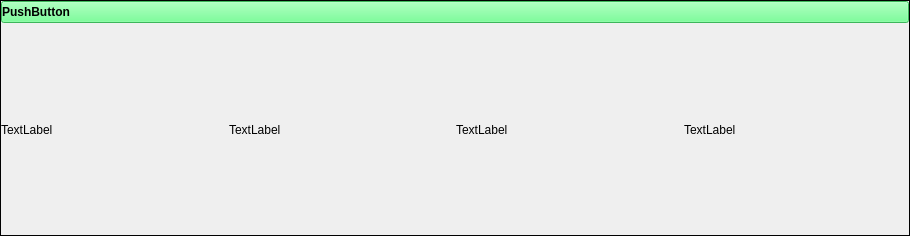
Old version of the form item.ui in the repository zhaohuarong/AVBrowser.
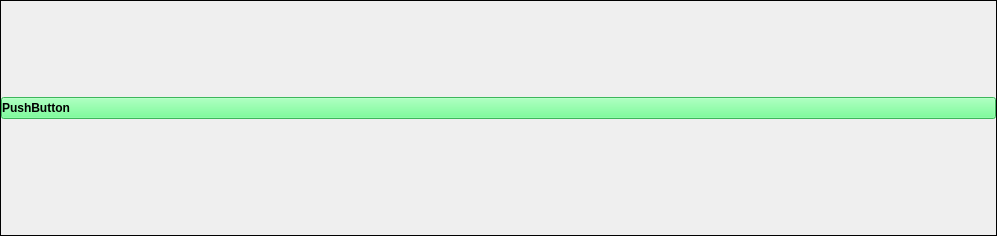
New version of the form.

Commit message: 支持4张缩略图改为支持无限缩略图

Patch:
```diff
--- a/item.ui
+++ b/item.ui
@@ -6,7 +6,7 @@
    <rect>
     <x>0</x>
     <y>0</y>
-    <width>910</width>
+    <width>997</width>
     <height>236</height>
    </rect>
   </property>
@@ -31,7 +31,10 @@
   <property name="frameShadow">
    <enum>QFrame::Plain</enum>
   </property>
-  <layout class="QGridLayout" name="gridLayout">
+  <layout class="QVBoxLayout" name="verticalLayout">
+   <property name="spacing">
+    <number>2</number>
+   </property>
    <property name="leftMargin">
     <number>0</number>
    </property>
@@ -44,10 +47,7 @@
    <property name="bottomMargin">
     <number>0</number>
    </property>
-   <property name="spacing">
-    <number>2</number>
-   </property>
-   <item row="0" column="0" colspan="4">
+   <item>
     <widget class="QPushButton" name="pushButton">
      <property name="font">
       <font>
@@ -70,48 +70,22 @@
      </property>
     </widget>
    </item>
-   <item row="1" column="0">
-    <widget class="QLabel" name="p1">
-     <property name="text">
-      <string>TextLabel</string>
-     </property>
-     <property name="scaledContents">
-      <bool>false</bool>
-     </property>
-    </widget>
-   </item>
-   <item row="1" column="1">
-    <widget class="QLabel" name="p2">
-     <property name="text">
-      <string>TextLabel</string>
-     </property>
-     <property name="scaledContents">
-      <bool>false</bool>
-     </property>
-    </widget>
-   </item>
-   <item row="1" column="2">
-    <widget class="QLabel" name="p3">
-     <property name="frameShape">
-      <enum>QFrame::NoFrame</enum>
-     </property>
-     <property name="text">
-      <string>TextLabel</string>
-     </property>
-     <property name="scaledContents">
-      <bool>false</bool>
-     </property>
-    </widget>
-   </item>
-   <item row="1" column="3">
-    <widget class="QLabel" name="p4">
-     <property name="text">
-      <string>TextLabel</string>
-     </property>
-     <property name="scaledContents">
-      <bool>false</bool>
-     </property>
-    </widget>
+   <item>
+    <layout class="QHBoxLayout" name="imageLayout">
+     <item>
+      <spacer name="horizontalSpacer">
+       <property name="orientation">
+        <enum>Qt::Horizontal</enum>
+       </property>
+       <property name="sizeHint" stdset="0">
+        <size>
+         <width>40</width>
+         <height>20</height>
+        </size>
+       </property>
+      </spacer>
+     </item>
+    </layout>
    </item>
   </layout>
  </widget>
```
The commit also changes 2 other files.
